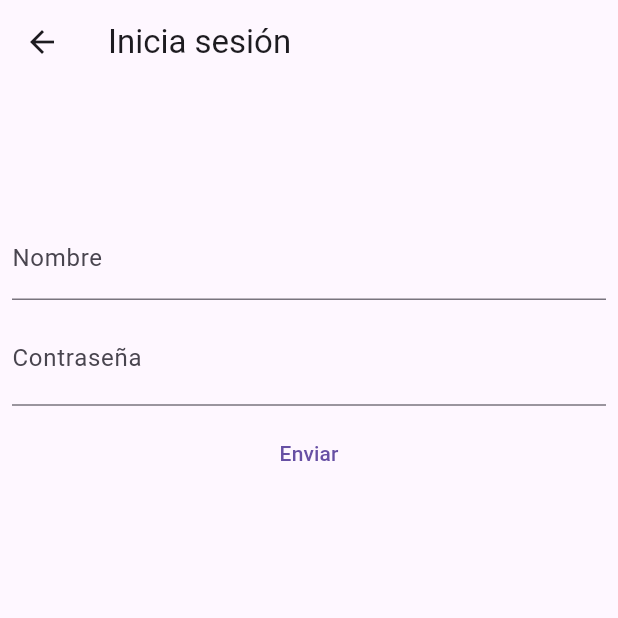
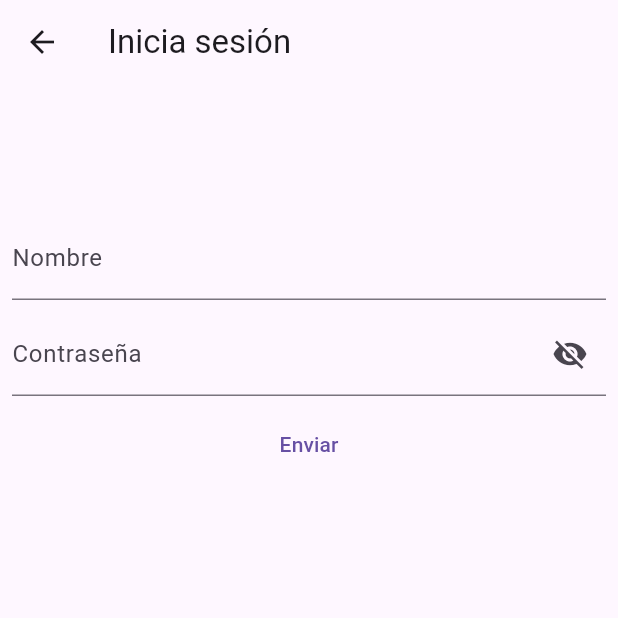
Before and after one commit to vicalmun/proyecto-final-flutter, a Flutter app: the UserLoginPage screen opened by its route, on a phone screen of 412 x 824 dp, the top half of it. Run offline on Flutter 3.47's test engine with Material 3 defaults, Android fonts, the phone set to English and light mode, and no system bars; our stand-ins replace dio, flutter_secure_storage, get_it, go_router, lottie, shared_preferences; accounts and stored records are empty.

Commit message:
manage visibility of the password in login page

```diff
--- a/lib/presentation/view/user/login_page.dart
+++ b/lib/presentation/view/user/login_page.dart
@@ -16,6 +16,8 @@ class UserLoginPage extends StatefulWidget {
 }
 
 class _UserLoginPageState extends State<UserLoginPage> {
+  bool _passwordVisible = false;
+
   // magia de las DI
   final UserViewModel _userViewModel = inject<UserViewModel>();
 
@@ -85,13 +87,24 @@ class _UserLoginPageState extends State<UserLoginPage> {
                       height: 8,
                     ),
                     TextFormField(
-                      // TODO: hacer lo de mostrar - ocultar contraseña
                       controller: _passwordController,
-                      obscureText: true,
-                      obscuringCharacter: 'ª',
-                      decoration: const InputDecoration(
-                          labelText: 'Contraseña',
-                          suffix: Icon(Icons.remove_red_eye)),
+                      obscureText: !_passwordVisible,
+                      decoration: InputDecoration(
+                        labelText: 'Contraseña',
+                        suffixIcon: IconButton(
+                          icon: Icon(
+                            _passwordVisible
+                                ? Icons.visibility
+                                : Icons.visibility_off,
+                          ),
+                          onPressed: () {
+                            // Update the state i.e. toogle the state of passwordVisible variable
+                            setState(() {
+                              _passwordVisible = !_passwordVisible;
+                            });
+                          },
+                        ),
+                      ),
                       validator: (String? value) {
                         if (value == null || value.isEmpty) {
                           return 'Escribe una contraseña';
```
